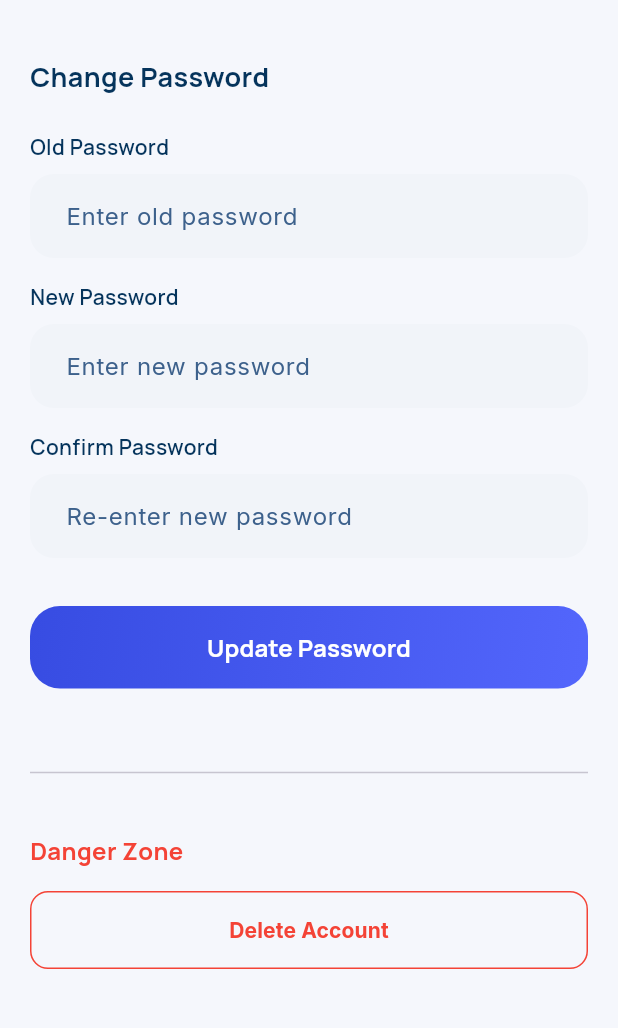
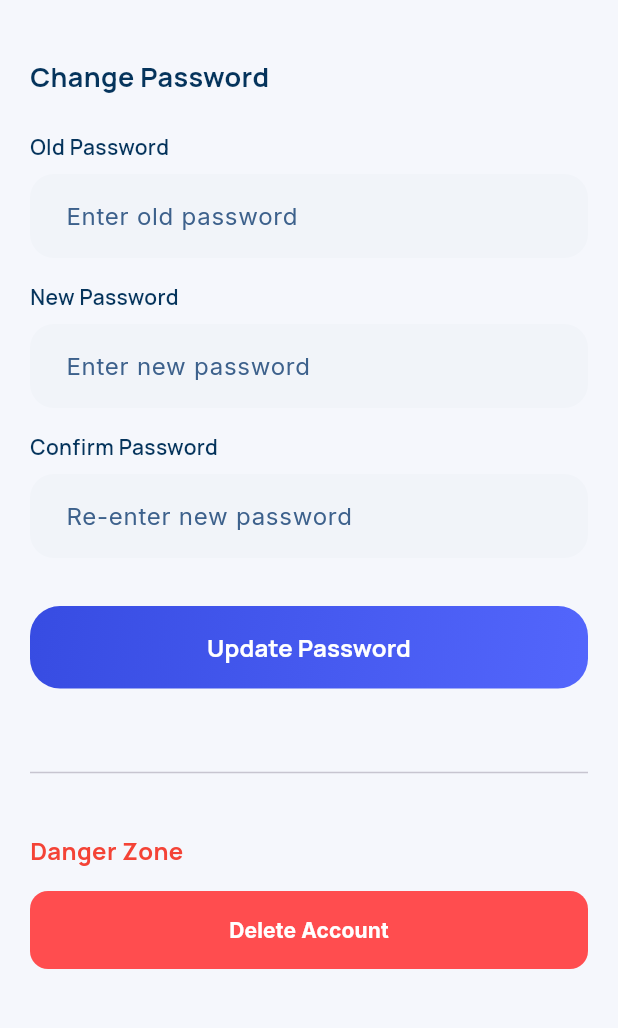
Before and after one commit to olit2004/Bet, a Flutter app: the SettingsScreen screen opened by its route, on a phone screen of 412 x 824 dp, the part 57-1085 px from its top. Run offline on Flutter 3.47's test engine with Material 3 defaults, Android fonts, the light colour scheme and no system bars; our stand-ins replace go_router, google_fonts.

Commit message:
style: update delete account button to use elevated style with red background

```diff
--- a/lib/features/profile/presentation/screens/settings_screen.dart
+++ b/lib/features/profile/presentation/screens/settings_screen.dart
@@ -103,15 +103,16 @@ class _SettingsScreenState extends State<SettingsScreen> {
             const SizedBox(height: 16),
             SizedBox(
               width: double.infinity,
-              child: OutlinedButton(
+              child: ElevatedButton(
                 onPressed: _showDeleteDialog,
-                style: OutlinedButton.styleFrom(
-                  foregroundColor: Colors.red,
-                  side: const BorderSide(color: Colors.red),
+                style: ElevatedButton.styleFrom(
+                  backgroundColor: const Color(0xFFFF4D4F),
+                  foregroundColor: Colors.white,
                   padding: const EdgeInsets.symmetric(vertical: 16),
                   shape: RoundedRectangleBorder(
                     borderRadius: BorderRadius.circular(12),
                   ),
+                  elevation: 0,
                 ),
                 child: Text(
                   'Delete Account',
```
